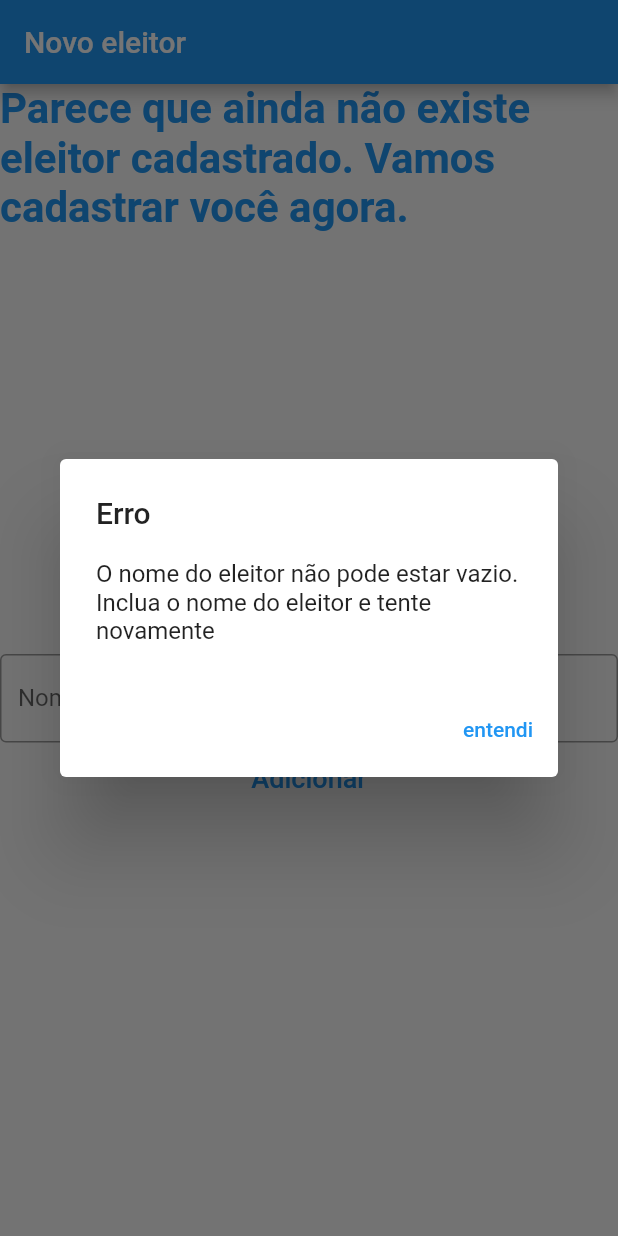
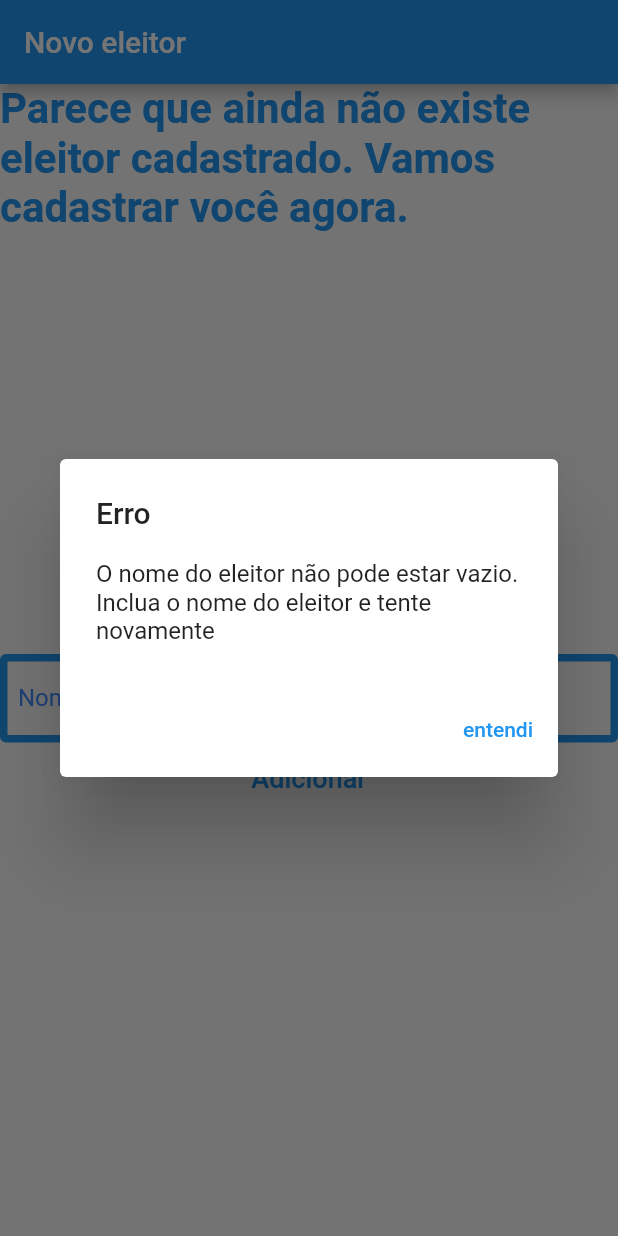
Before and after one commit to rammyres/rdve_wallet, a Flutter app: the screen it shows after launch, after a tap on "Adicionar", on a phone screen of 412 x 824 dp. Run offline on Flutter 3.47's test engine with Material 2 defaults, Android fonts, the phone set to English and light mode, and no system bars; our stand-ins replace convert, qr_flutter, shared_preferences; missing offline and left inert: bs58, hash, secp256k1.

Commit message:
Inclusão da fonte OpenSans, ajustes na classe NovoUsuario

```diff
--- /dev/null
+++ b/lib/componentes/dialogoAlerta.dart
@@ -0,0 +1,29 @@
+import 'package:flutter/material.dart';
+
+Future<void> alerta(BuildContext context,
+    {String titulo, String mensagem, String botao}) async {
+  return showDialog<void>(
+    context: context,
+    barrierDismissible: false, // user must tap button!
+    builder: (BuildContext context) {
+      return AlertDialog(
+        title: Text(titulo ?? "Erro"),
+        content: SingleChildScrollView(
+          child: ListBody(
+            children: <Widget>[
+              Text(mensagem),
+            ],
+          ),
+        ),
+        actions: <Widget>[
+          TextButton(
+            child: Text(botao),
+            onPressed: () {
+              Navigator.of(context).pop();
+            },
+          ),
+        ],
+      );
+    },
+  );
+}
--- a/lib/componentes/novoUsuario.dart
+++ b/lib/componentes/novoUsuario.dart
@@ -3,6 +3,8 @@ import 'package:rdve_wallet/componentes/usuario.dart';
 import 'package:rdve_wallet/modelos/eleitor.dart';
 import 'package:secp256k1/secp256k1.dart';
 import 'package:shared_preferences/shared_preferences.dart';
+
+import 'dialogoAlerta.dart';
 
 class NovoUsuario extends StatefulWidget {
   @override
@@ -43,33 +45,6 @@ class _NovoUsuarioState extends State<NovoUsuario> {
     }
   }
 
-  Future<void> _alerta({String mensagem, String botao}) async {
-    return showDialog<void>(
-      context: context,
-      barrierDismissible: false, // user must tap button!
-      builder: (BuildContext context) {
-        return AlertDialog(
-          title: Text('Erro'),
-          content: SingleChildScrollView(
-            child: ListBody(
-              children: <Widget>[
-                Text(mensagem),
-              ],
-            ),
-          ),
-          actions: <Widget>[
-            TextButton(
-              child: Text(botao),
-              onPressed: () {
-                Navigator.of(context).pop();
-              },
-            ),
-          ],
-        );
-      },
-    );
-  }
-
   TextEditingController controleNome;
 
   void aoMudar() {
@@ -77,13 +52,12 @@ class _NovoUsuarioState extends State<NovoUsuario> {
       this.textoAviso = controleNome.text.contains(" ")
           ? ""
           : "(Você deve digitar o nome completo)";
-      this.corTexto = controleNome.text.contains(" ")
-          ? Colors.blueAccent
-          : Colors.redAccent;
+      this.corTexto =
+          controleNome.text.contains(" ") ? Colors.blueAccent : Colors.red[600];
     });
   }
 
-  void novoEleitor(String nome) {
+  void _novoEleitor(String nome) {
     var eleitor = Eleitor.gerarNovo(nome);
     print(eleitor.paraJson());
     salvarDados(eleitor);
@@ -117,6 +91,7 @@ class _NovoUsuarioState extends State<NovoUsuario> {
           Text(
             "Parece que ainda não existe eleitor cadastrado. Vamos cadastrar você agora.",
             style: TextStyle(
+              //fontFamily: "OpenSans",
               fontSize: 28,
               fontWeight: FontWeight.bold,
               color: Colors.blue,
@@ -126,10 +101,15 @@ class _NovoUsuarioState extends State<NovoUsuario> {
           TextField(
             controller: controleNome,
             decoration: InputDecoration(
-              border: OutlineInputBorder(
-                borderSide: BorderSide(color: corTexto),
+              enabledBorder: OutlineInputBorder(
+                borderSide: BorderSide(color: Colors.blue, width: 5.0),
               ),
+              focusedBorder: OutlineInputBorder(
+                borderSide: BorderSide(color: corTexto, width: 3.0),
+              ),
+              hintText: "Insira o nome completo do eleitor",
               labelText: 'Nome do eleitor $textoAviso',
+              labelStyle: TextStyle(color: corTexto),
             ),
             onChanged: (texto) => aoMudar(),
           ),
@@ -140,12 +120,13 @@ class _NovoUsuarioState extends State<NovoUsuario> {
             ),
             onPressed: () {
               estaVazio()
-                  ? _alerta(
+                  ? alerta(
+                      context,
                       mensagem:
                           "O nome do eleitor não pode estar vazio. Inclua o nome do eleitor e tente novamente",
                       botao: "entendi",
                     )
-                  : novoEleitor(controleNome.text);
+                  : _novoEleitor(controleNome.text);
             },
           ),
           Spacer(),
```
Also changed, not shown: pubspec.yaml (+13 -0 lines), assets/fonts/OpenSans-Bold.ttf (added), assets/fonts/OpenSans-Italic.ttf (added), assets/fonts/OpenSans-Light.ttf (added), assets/fonts/OpenSans-Regular.ttf (added).
